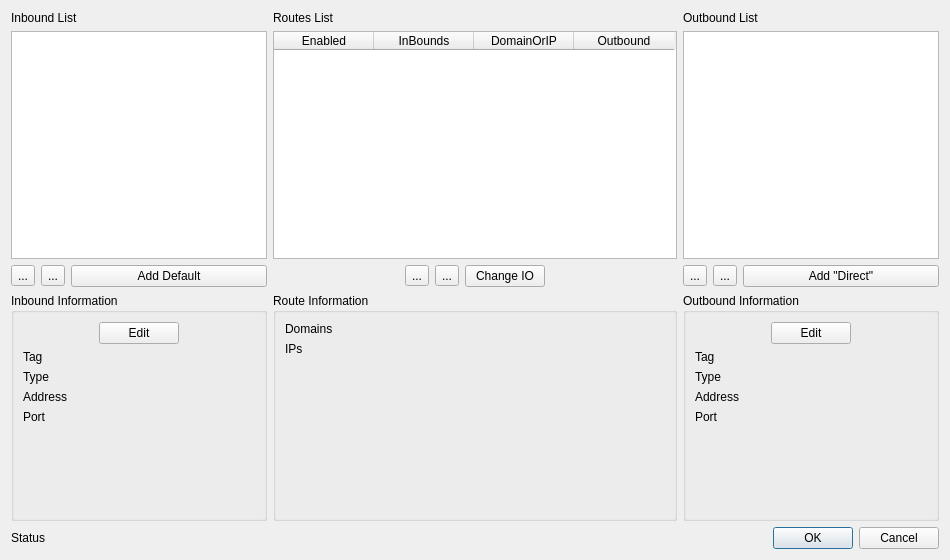
Before: the Qt Designer form src/ui/w_RoutesEditor.ui in darsvador/qvssr, drawn with Qt 5.
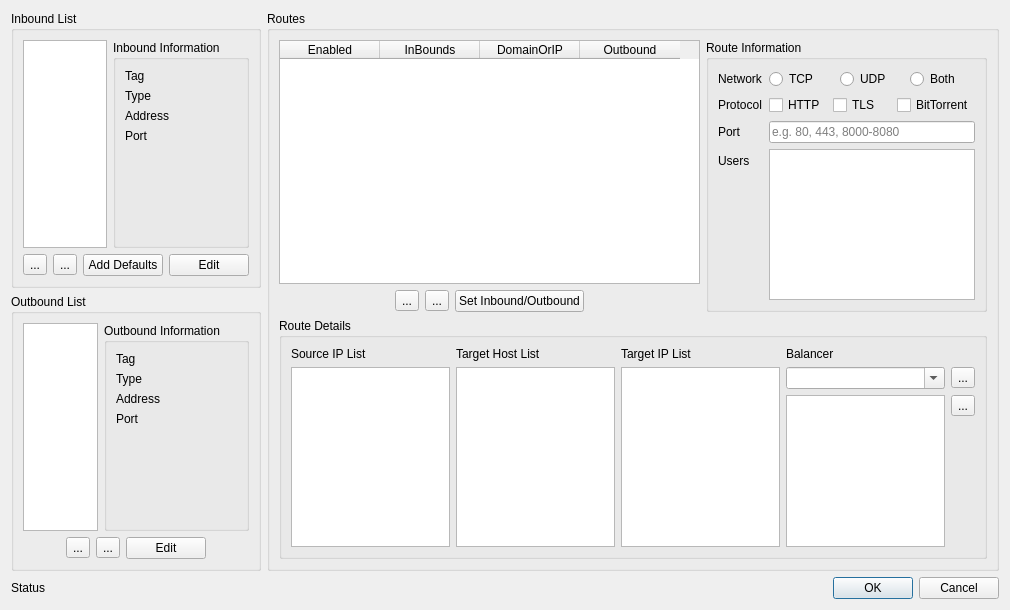
After: the same form once the commit is applied. Icons and pictures are not drawn.

Commit message: [add] Partly added routing edit

Patch:
```diff
--- a/src/ui/w_RoutesEditor.ui
+++ b/src/ui/w_RoutesEditor.ui
@@ -6,44 +6,337 @@
    <rect>
     <x>0</x>
     <y>0</y>
-    <width>950</width>
-    <height>560</height>
+    <width>1010</width>
+    <height>610</height>
    </rect>
   </property>
   <property name="minimumSize">
    <size>
-    <width>950</width>
-    <height>560</height>
+    <width>1010</width>
+    <height>610</height>
    </size>
   </property>
   <property name="windowTitle">
    <string>Dialog</string>
   </property>
-  <layout class="QGridLayout" name="gridLayout" columnstretch="0,1,0">
-   <item row="2" column="2">
-    <widget class="QDialogButtonBox" name="buttonBox">
+  <property name="modal">
+   <bool>true</bool>
+  </property>
+  <layout class="QGridLayout" name="gridLayout_5" columnstretch="3,9">
+   <item row="0" column="1" rowspan="2">
+    <widget class="QGroupBox" name="groupBox_3">
+     <property name="title">
+      <string>Routes</string>
+     </property>
+     <layout class="QGridLayout" name="gridLayout_6" columnstretch="6,4">
+      <item row="0" column="0">
+       <widget class="QTableWidget" name="routesTable">
+        <property name="editTriggers">
+         <set>QAbstractItemView::NoEditTriggers</set>
+        </property>
+        <property name="selectionMode">
+         <enum>QAbstractItemView::SingleSelection</enum>
+        </property>
+        <property name="selectionBehavior">
+         <enum>QAbstractItemView::SelectRows</enum>
+        </property>
+        <column>
+         <property name="text">
+          <string>Enabled</string>
+         </property>
+        </column>
+        <column>
+         <property name="text">
+          <string>InBounds</string>
+         </property>
+        </column>
+        <column>
+         <property name="text">
+          <string>DomainOrIP</string>
+         </property>
+        </column>
+        <column>
+         <property name="text">
+          <string>Outbound</string>
+         </property>
+        </column>
+       </widget>
+      </item>
+      <item row="0" column="1" rowspan="2">
+       <widget class="QGroupBox" name="groupBox_5">
+        <property name="title">
+         <string>Route Information</string>
+        </property>
+        <layout class="QFormLayout" name="formLayout_3">
+         <item row="1" column="0">
+          <widget class="QLabel" name="label_16">
+           <property name="text">
+            <string>Protocol</string>
+           </property>
+          </widget>
+         </item>
+         <item row="1" column="1">
+          <layout class="QGridLayout" name="gridLayout">
+           <item row="0" column="0">
+            <widget class="QCheckBox" name="routeProtocolHTTPCB">
+             <property name="text">
+              <string>HTTP</string>
+             </property>
+            </widget>
+           </item>
+           <item row="0" column="1">
+            <widget class="QCheckBox" name="routeProtocolTLSCB">
+             <property name="text">
+              <string>TLS</string>
+             </property>
+            </widget>
+           </item>
+           <item row="0" column="2">
+            <widget class="QCheckBox" name="routeProtocolBTCB">
+             <property name="text">
+              <string>BitTorrent</string>
+             </property>
+            </widget>
+           </item>
+          </layout>
+         </item>
+         <item row="3" column="0">
+          <widget class="QLabel" name="label_14">
+           <property name="text">
+            <string>Port</string>
+           </property>
+          </widget>
+         </item>
+         <item row="3" column="1">
+          <widget class="QLineEdit" name="routePortTxt">
+           <property name="placeholderText">
+            <string>e.g. 80, 443, 8000-8080</string>
+           </property>
+          </widget>
+         </item>
+         <item row="4" column="0">
+          <widget class="QLabel" name="label_15">
+           <property name="text">
+            <string>Users</string>
+           </property>
+          </widget>
+         </item>
+         <item row="4" column="1">
+          <widget class="QPlainTextEdit" name="routeUserTxt"/>
+         </item>
+         <item row="0" column="0">
+          <widget class="QLabel" name="label_17">
+           <property name="text">
+            <string>Network</string>
+           </property>
+          </widget>
+         </item>
+         <item row="0" column="1">
+          <layout class="QHBoxLayout" name="horizontalLayout_4">
+           <item>
+            <widget class="QRadioButton" name="netTCPRB">
+             <property name="text">
+              <string>TCP</string>
+             </property>
+            </widget>
+           </item>
+           <item>
+            <widget class="QRadioButton" name="netUDPRB">
+             <property name="text">
+              <string>UDP</string>
+             </property>
+            </widget>
+           </item>
+           <item>
+            <widget class="QRadioButton" name="netBothRB">
+             <property name="text">
+              <string>Both</string>
+             </property>
+            </widget>
+           </item>
+          </layout>
+         </item>
+        </layout>
+       </widget>
+      </item>
+      <item row="1" column="0">
+       <layout class="QHBoxLayout" name="routesControlButtons">
+        <item>
+         <spacer name="horizontalSpacer_4">
      <property name="orientation">
       <enum>Qt::Horizontal</enum>
      </property>
-     <property name="standardButtons">
-      <set>QDialogButtonBox::Cancel|QDialogButtonBox::Ok</set>
-     </property>
-    </widget>
-   </item>
-   <item row="0" column="0">
-    <layout class="QVBoxLayout" name="inboundLayout" stretch="0,1,0,1">
+          <property name="sizeHint" stdset="0">
+           <size>
+            <width>40</width>
+            <height>20</height>
+           </size>
+          </property>
+         </spacer>
+        </item>
+        <item>
+         <widget class="QToolButton" name="addRouteBtn">
+          <property name="text">
+           <string>...</string>
+          </property>
+          <property name="icon">
+           <iconset resource="../../resources.qrc">
+            <normaloff>:/icons/add_connection_btn.png</normaloff>:/icons/add_connection_btn.png</iconset>
+          </property>
+         </widget>
+        </item>
      <item>
+         <widget class="QToolButton" name="delRouteBtn">
+          <property name="text">
+           <string>...</string>
+          </property>
+          <property name="icon">
+           <iconset resource="../../resources.qrc">
+            <normaloff>:/icons/remove_connection_btn.png</normaloff>:/icons/remove_connection_btn.png</iconset>
+          </property>
+         </widget>
+        </item>
+        <item>
+         <widget class="QPushButton" name="changeIOBtn">
+          <property name="text">
+           <string>Set Inbound/Outbound</string>
+          </property>
+         </widget>
+        </item>
+        <item>
+         <spacer name="horizontalSpacer_3">
+          <property name="orientation">
+           <enum>Qt::Horizontal</enum>
+          </property>
+          <property name="sizeHint" stdset="0">
+           <size>
+            <width>40</width>
+            <height>20</height>
+           </size>
+          </property>
+         </spacer>
+        </item>
+       </layout>
+      </item>
+      <item row="2" column="0" colspan="2">
+       <widget class="QGroupBox" name="groupBox_2">
+        <property name="title">
+         <string>Route Details</string>
+        </property>
+        <layout class="QGridLayout" name="gridLayout_7">
+         <item row="0" column="1">
+          <widget class="QLabel" name="label_2">
+           <property name="text">
+            <string>Target Host List</string>
+           </property>
+          </widget>
+         </item>
+         <item row="1" column="2">
+          <widget class="QPlainTextEdit" name="ipList"/>
+         </item>
+         <item row="0" column="2">
+          <widget class="QLabel" name="label_4">
+           <property name="text">
+            <string>Target IP List</string>
+           </property>
+          </widget>
+         </item>
+         <item row="1" column="1">
+          <widget class="QPlainTextEdit" name="hostList"/>
+         </item>
+         <item row="0" column="3">
       <widget class="QLabel" name="label_6">
        <property name="text">
+            <string>Balancer</string>
+           </property>
+          </widget>
+         </item>
+         <item row="1" column="3">
+          <layout class="QGridLayout" name="gridLayout_2">
+           <item row="0" column="0">
+            <widget class="QComboBox" name="balancerSelectionCombo">
+             <property name="editable">
+              <bool>true</bool>
+             </property>
+            </widget>
+           </item>
+           <item row="1" column="1">
+            <widget class="QToolButton" name="balancerDelBtn">
+             <property name="text">
+              <string>...</string>
+             </property>
+             <property name="icon">
+              <iconset resource="../../resources.qrc">
+               <normaloff>:/icons/remove_connection_btn.png</normaloff>:/icons/remove_connection_btn.png</iconset>
+             </property>
+            </widget>
+           </item>
+           <item row="2" column="1">
+            <spacer name="verticalSpacer">
+             <property name="orientation">
+              <enum>Qt::Vertical</enum>
+             </property>
+             <property name="sizeHint" stdset="0">
+              <size>
+               <width>20</width>
+               <height>40</height>
+              </size>
+             </property>
+            </spacer>
+           </item>
+           <item row="0" column="1">
+            <widget class="QToolButton" name="balabcerAddBtn">
+             <property name="text">
+              <string>...</string>
+             </property>
+             <property name="icon">
+              <iconset resource="../../resources.qrc">
+               <normaloff>:/icons/add_connection_btn.png</normaloff>:/icons/add_connection_btn.png</iconset>
+             </property>
+            </widget>
+           </item>
+           <item row="1" column="0" rowspan="2">
+            <widget class="QListWidget" name="balancerList"/>
+           </item>
+          </layout>
+         </item>
+         <item row="1" column="0">
+          <widget class="QPlainTextEdit" name="sourceIPList"/>
+         </item>
+         <item row="0" column="0">
+          <widget class="QLabel" name="label_10">
+           <property name="text">
+            <string>Source IP List</string>
+           </property>
+          </widget>
+         </item>
+        </layout>
+       </widget>
+      </item>
+     </layout>
+    </widget>
+   </item>
+   <item row="0" column="0">
+    <widget class="QGroupBox" name="groupBox">
+     <property name="title">
         <string>Inbound List</string>
        </property>
-      </widget>
-     </item>
-     <item>
-      <widget class="QListWidget" name="inboundsList"/>
-     </item>
-     <item>
+     <layout class="QGridLayout" name="gridLayout_3" columnstretch="1,1">
+      <item row="1" column="0" colspan="2">
       <layout class="QHBoxLayout" name="horizontalLayout_2">
+        <item>
+         <spacer name="horizontalSpacer_2">
+          <property name="orientation">
+           <enum>Qt::Horizontal</enum>
+          </property>
+          <property name="sizeHint" stdset="0">
+           <size>
+            <width>40</width>
+            <height>20</height>
+           </size>
+          </property>
+         </spacer>
+        </item>
        <item>
         <widget class="QToolButton" name="addInboundBtn">
          <property name="text">
@@ -69,258 +362,172 @@
        <item>
         <widget class="QPushButton" name="addDefaultBtn">
          <property name="text">
-          <string>Add Default</string>
+           <string>Add Defaults</string>
          </property>
         </widget>
        </item>
-      </layout>
-     </item>
-     <item>
+        <item>
+         <widget class="QPushButton" name="editInboundBtn">
+          <property name="text">
+           <string>Edit</string>
+          </property>
+         </widget>
+        </item>
+        <item>
+         <spacer name="horizontalSpacer">
+          <property name="orientation">
+           <enum>Qt::Horizontal</enum>
+          </property>
+          <property name="sizeHint" stdset="0">
+           <size>
+            <width>40</width>
+            <height>20</height>
+           </size>
+          </property>
+         </spacer>
+        </item>
+       </layout>
+      </item>
+      <item row="0" column="1">
       <widget class="QGroupBox" name="outboundDetailGroup_2">
        <property name="title">
         <string>Inbound Information</string>
        </property>
        <layout class="QFormLayout" name="formLayout_2">
-        <item row="1" column="0">
+         <item row="0" column="0">
          <widget class="QLabel" name="label_8">
           <property name="text">
            <string>Tag</string>
           </property>
          </widget>
         </item>
-        <item row="1" column="1">
+         <item row="0" column="1">
          <widget class="QLabel" name="inboundTagLabel">
           <property name="text">
            <string/>
           </property>
          </widget>
         </item>
-        <item row="2" column="0">
+         <item row="1" column="0">
          <widget class="QLabel" name="label_9">
           <property name="text">
            <string>Type</string>
           </property>
          </widget>
         </item>
-        <item row="2" column="1">
+         <item row="1" column="1">
          <widget class="QLabel" name="inboundTypeLabel">
           <property name="text">
            <string/>
           </property>
          </widget>
         </item>
-        <item row="3" column="0">
+         <item row="2" column="0">
          <widget class="QLabel" name="label_12">
           <property name="text">
            <string>Address</string>
           </property>
          </widget>
         </item>
-        <item row="4" column="0">
-         <widget class="QLabel" name="label_13">
-          <property name="text">
-           <string>Port</string>
-          </property>
-         </widget>
-        </item>
-        <item row="3" column="1">
+         <item row="2" column="1">
          <widget class="QLabel" name="inboundAddressLabel">
           <property name="text">
            <string/>
           </property>
          </widget>
         </item>
-        <item row="4" column="1">
+         <item row="3" column="0">
+          <widget class="QLabel" name="label_13">
+           <property name="text">
+            <string>Port</string>
+           </property>
+          </widget>
+         </item>
+         <item row="3" column="1">
          <widget class="QLabel" name="inboundPortLabel">
           <property name="text">
            <string/>
           </property>
          </widget>
         </item>
-        <item row="0" column="0" colspan="2">
-         <layout class="QHBoxLayout" name="horizontalLayout_4">
-          <item>
-           <spacer name="horizontalSpacer_5">
-            <property name="orientation">
-             <enum>Qt::Horizontal</enum>
-            </property>
-            <property name="sizeHint" stdset="0">
-             <size>
-              <width>24</width>
-              <height>18</height>
-             </size>
-            </property>
-           </spacer>
-          </item>
-          <item>
-           <widget class="QPushButton" name="editInboundBtn">
-            <property name="text">
-             <string>Edit</string>
-            </property>
-           </widget>
-          </item>
-          <item>
-           <spacer name="horizontalSpacer_6">
-            <property name="orientation">
-             <enum>Qt::Horizontal</enum>
-            </property>
-            <property name="sizeHint" stdset="0">
-             <size>
-              <width>24</width>
-              <height>18</height>
-             </size>
-            </property>
-           </spacer>
-          </item>
-         </layout>
-        </item>
-       </layout>
-      </widget>
-     </item>
-    </layout>
-   </item>
-   <item row="0" column="2">
-    <layout class="QVBoxLayout" name="outboundLayout" stretch="0,1,0,1">
-     <item>
-      <widget class="QLabel" name="label_2">
-       <property name="text">
+        </layout>
+       </widget>
+      </item>
+      <item row="0" column="0">
+       <widget class="QListWidget" name="inboundsList"/>
+      </item>
+     </layout>
+    </widget>
+   </item>
+   <item row="1" column="0">
+    <widget class="QGroupBox" name="groupBox_4">
+     <property name="title">
         <string>Outbound List</string>
        </property>
-      </widget>
-     </item>
-     <item>
+     <layout class="QGridLayout" name="gridLayout_4" columnstretch="1,1">
+      <item row="0" column="0">
       <widget class="QListWidget" name="outboundsList">
        <property name="editTriggers">
         <set>QAbstractItemView::NoEditTriggers</set>
        </property>
       </widget>
      </item>
-     <item>
-      <layout class="QHBoxLayout" name="horizontalLayout_3">
-       <item>
-        <widget class="QToolButton" name="addOutboundBtn">
-         <property name="text">
-          <string>...</string>
-         </property>
-         <property name="icon">
-          <iconset resource="../../resources.qrc">
-           <normaloff>:/icons/add_connection_btn.png</normaloff>:/icons/add_connection_btn.png</iconset>
-         </property>
-        </widget>
-       </item>
-       <item>
-        <widget class="QToolButton" name="delOutboundBtn">
-         <property name="text">
-          <string>...</string>
-         </property>
-         <property name="icon">
-          <iconset resource="../../resources.qrc">
-           <normaloff>:/icons/remove_connection_btn.png</normaloff>:/icons/remove_connection_btn.png</iconset>
-         </property>
-        </widget>
-       </item>
-       <item>
-        <widget class="QPushButton" name="insertDirectBtn">
-         <property name="text">
-          <string>Add &quot;Direct&quot;</string>
-         </property>
-        </widget>
-       </item>
-      </layout>
-     </item>
-     <item>
+      <item row="0" column="1">
       <widget class="QGroupBox" name="outboundDetailGroup">
        <property name="title">
         <string>Outbound Information</string>
        </property>
        <layout class="QFormLayout" name="formLayout">
-        <item row="0" column="0" colspan="2">
-         <layout class="QHBoxLayout" name="horizontalLayout">
-          <item>
-           <spacer name="horizontalSpacer">
-            <property name="orientation">
-             <enum>Qt::Horizontal</enum>
-            </property>
-            <property name="sizeHint" stdset="0">
-             <size>
-              <width>24</width>
-              <height>18</height>
-             </size>
-            </property>
-           </spacer>
-          </item>
-          <item>
-           <widget class="QPushButton" name="editOutboundBtn">
-            <property name="text">
-             <string>Edit</string>
-            </property>
-           </widget>
-          </item>
-          <item>
-           <spacer name="horizontalSpacer_2">
-            <property name="orientation">
-             <enum>Qt::Horizontal</enum>
-            </property>
-            <property name="sizeHint" stdset="0">
-             <size>
-              <width>24</width>
-              <height>18</height>
-             </size>
-            </property>
-           </spacer>
-          </item>
-         </layout>
-        </item>
-        <item row="1" column="0">
+         <item row="0" column="0">
          <widget class="QLabel" name="label">
           <property name="text">
            <string>Tag</string>
           </property>
          </widget>
         </item>
-        <item row="1" column="1">
+         <item row="0" column="1">
          <widget class="QLabel" name="outboundTagLabel">
           <property name="text">
            <string/>
           </property>
          </widget>
         </item>
-        <item row="2" column="0">
+         <item row="1" column="0">
          <widget class="QLabel" name="label_7">
           <property name="text">
            <string>Type</string>
           </property>
          </widget>
         </item>
-        <item row="2" column="1">
+         <item row="1" column="1">
          <widget class="QLabel" name="outboundTypeLabel">
           <property name="text">
            <string/>
           </property>
          </widget>
         </item>
-        <item row="3" column="0">
+         <item row="2" column="0">
          <widget class="QLabel" name="label_3">
           <property name="text">
            <string>Address</string>
           </property>
          </widget>
         </item>
-        <item row="3" column="1">
+         <item row="2" column="1">
          <widget class="QLabel" name="outboundAddressLabel">
           <property name="text">
            <string/>
           </property>
          </widget>
         </item>
-        <item row="4" column="0">
+         <item row="3" column="0">
          <widget class="QLabel" name="label_5">
           <property name="text">
            <string>Port</string>
           </property>
          </widget>
         </item>
-        <item row="4" column="1">
+         <item row="3" column="1">
          <widget class="QLabel" name="outboundPortLabel">
           <property name="text">
            <string/>
@@ -330,54 +537,10 @@
        </layout>
       </widget>
      </item>
-    </layout>
-   </item>
-   <item row="0" column="1">
-    <layout class="QVBoxLayout" name="routesLayout" stretch="0,1,0,1">
+      <item row="1" column="0" colspan="2">
+       <layout class="QHBoxLayout" name="horizontalLayout_3">
      <item>
-      <widget class="QLabel" name="label_4">
-       <property name="text">
-        <string>Routes List</string>
-       </property>
-      </widget>
-     </item>
-     <item>
-      <widget class="QTableWidget" name="routesTable">
-       <property name="editTriggers">
-        <set>QAbstractItemView::NoEditTriggers</set>
-       </property>
-       <property name="selectionMode">
-        <enum>QAbstractItemView::SingleSelection</enum>
-       </property>
-       <property name="selectionBehavior">
-        <enum>QAbstractItemView::SelectRows</enum>
-       </property>
-       <column>
-        <property name="text">
-         <string>Enabled</string>
-        </property>
-       </column>
-       <column>
-        <property name="text">
-         <string>InBounds</string>
-        </property>
-       </column>
-       <column>
-        <property name="text">
-         <string>DomainOrIP</string>
-        </property>
-       </column>
-       <column>
-        <property name="text">
-         <string>Outbound</string>
-        </property>
-       </column>
-      </widget>
-     </item>
-     <item>
-      <layout class="QHBoxLayout" name="routesControlButtons">
-       <item>
-        <spacer name="horizontalSpacer_4">
+         <spacer name="horizontalSpacer_8">
          <property name="orientation">
           <enum>Qt::Horizontal</enum>
          </property>
@@ -390,7 +553,7 @@
         </spacer>
        </item>
        <item>
-        <widget class="QToolButton" name="addRouteBtn">
+         <widget class="QToolButton" name="addOutboundBtn">
          <property name="text">
           <string>...</string>
          </property>
@@ -401,7 +564,7 @@
         </widget>
        </item>
        <item>
-        <widget class="QToolButton" name="delRouteBtn">
+         <widget class="QToolButton" name="delOutboundBtn">
          <property name="text">
           <string>...</string>
          </property>
@@ -412,14 +575,14 @@
         </widget>
        </item>
        <item>
-        <widget class="QPushButton" name="changeIOBtn">
+         <widget class="QPushButton" name="editOutboundBtn">
          <property name="text">
-          <string>Change IO</string>
+           <string>Edit</string>
          </property>
         </widget>
        </item>
        <item>
-        <spacer name="horizontalSpacer_3">
+         <spacer name="horizontalSpacer_7">
          <property name="orientation">
           <enum>Qt::Horizontal</enum>
          </property>
@@ -433,37 +596,41 @@
        </item>
       </layout>
      </item>
-     <item>
-      <widget class="QGroupBox" name="groupBox">
-       <property name="title">
-        <string>Route Information</string>
-       </property>
-       <layout class="QFormLayout" name="formLayout_3">
-        <item row="0" column="0">
-         <widget class="QLabel" name="label_10">
-          <property name="text">
-           <string>Domains</string>
-          </property>
-         </widget>
-        </item>
-        <item row="1" column="0">
-         <widget class="QLabel" name="label_11">
-          <property name="text">
-           <string>IPs</string>
-          </property>
-         </widget>
-        </item>
-       </layout>
-      </widget>
-     </item>
-    </layout>
+     </layout>
+    </widget>
    </item>
    <item row="2" column="0" colspan="2">
+    <layout class="QHBoxLayout" name="horizontalLayout">
+     <item>
     <widget class="QLabel" name="statusLabel">
+       <property name="sizePolicy">
+        <sizepolicy hsizetype="Expanding" vsizetype="Preferred">
+         <horstretch>0</horstretch>
+         <verstretch>0</verstretch>
+        </sizepolicy>
+       </property>
      <property name="text">
       <string>Status</string>
      </property>
     </widget>
+     </item>
+     <item>
+      <widget class="QDialogButtonBox" name="buttonBox">
+       <property name="sizePolicy">
+        <sizepolicy hsizetype="Preferred" vsizetype="Fixed">
+         <horstretch>0</horstretch>
+         <verstretch>0</verstretch>
+        </sizepolicy>
+       </property>
+       <property name="orientation">
+        <enum>Qt::Horizontal</enum>
+       </property>
+       <property name="standardButtons">
+        <set>QDialogButtonBox::Cancel|QDialogButtonBox::Ok</set>
+       </property>
+      </widget>
+     </item>
+    </layout>
    </item>
   </layout>
  </widget>
```
Left out of the diff: 2 changed lines with no effect on the pictures. Lines whose indentation alone changed are shown as unchanged. The commit also changes 14 other files.
